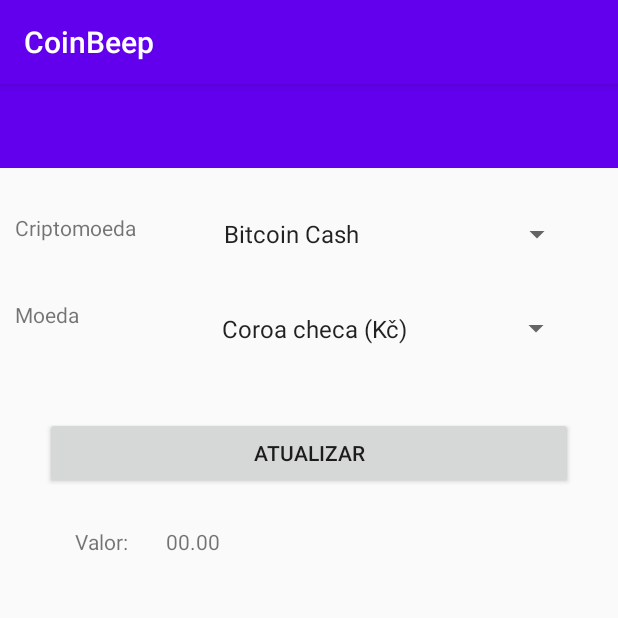
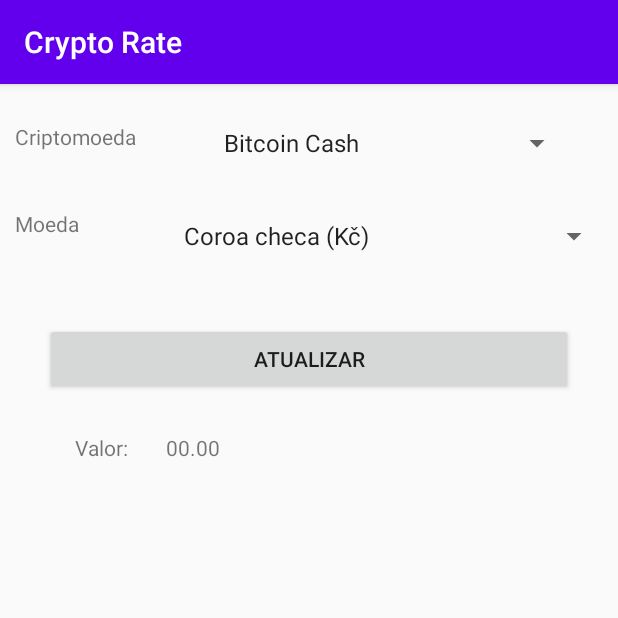
Before and after one commit to 6ust/criptoApp, an Android app: the screen it shows after launch (MainActivity), on a phone screen of 412 x 824 dp, the top half of it. Run offline under Robolectric (Android 15) with nearby library versions, the phone set to English and light mode, and no system bars.

Commit message:
Renomeação de nome do Aplicativo, Ajustes de Layout principal e Divisor de Milhar

```diff
--- a/app/src/main/java/com/example/coinbeep/AtualizacaoValores.java
+++ b/app/src/main/java/com/example/coinbeep/AtualizacaoValores.java
@@ -44,7 +44,6 @@ public class AtualizacaoValores {
     }
 
     public static Moeda atualizarValor(String id_base, String id_quote, String rate) throws JSONException, IOException {
-//        String api_key = "84B39D25-999C-48C8-AB21-7759D07D8071";
         String api_key = "C811103D-BD03-462E-8E72-CC8816C262CD";
 
         String resposta = request("https://rest.coinapi.io/v1/exchangerate/" + id_base + "/" + id_quote + "?apikey=" + api_key);
--- a/app/src/main/java/com/example/coinbeep/MainActivity.java
+++ b/app/src/main/java/com/example/coinbeep/MainActivity.java
@@ -17,6 +17,7 @@ import android.widget.Toast;
 import org.json.JSONException;
 
 import java.io.IOException;
+import java.text.DecimalFormat;
 import java.util.Locale;
 
 public class MainActivity extends AppCompatActivity {
@@ -36,12 +37,14 @@ public class MainActivity extends AppCompatActivity {
         TextView moedaValor = (TextView) findViewById(R.id.rate_value);
 
 
+        DecimalFormat df = new DecimalFormat(",###.##");
         Float moedaFloat = Float.parseFloat(moeda.getRate());
-        String rate = String.format("%.2f", moedaFloat);
-        moedaValor.setText(rate);
+
+        String rateStr = df.format(moedaFloat);
+
+        moedaValor.setText(rateStr);
     }
 
-    //ALTERAÇÃO DE MOEDA NOME PARA MOEDA ISO CODE
     private String getMoedaByCode(String name) {
         int i = -1;
         for (String cc: getResources().getStringArray(R.array.moedas_name)) {
--- a/app/src/main/res/layout/activity_main.xml
+++ b/app/src/main/res/layout/activity_main.xml
@@ -6,37 +6,27 @@
     android:layout_height="match_parent"
     tools:context=".MainActivity">
 
-    <androidx.appcompat.widget.Toolbar
-        android:id="@+id/toolbar"
-        android:layout_width="match_parent"
-        android:layout_height="wrap_content"
-        android:background="?attr/colorPrimary"
-        android:minHeight="?attr/actionBarSize"
-        android:theme="?attr/actionBarTheme"
-        app:layout_constraintStart_toStartOf="parent"
-        app:layout_constraintTop_toTopOf="parent" />
-
     <TextView
         android:id="@+id/tvCriptomoeda"
         android:layout_width="101dp"
         android:layout_height="28dp"
         android:layout_marginStart="10dp"
-        android:layout_marginTop="30dp"
+        android:layout_marginTop="25dp"
         android:text="@string/criptomoeda_lbl"
         app:layout_constraintStart_toStartOf="parent"
-        app:layout_constraintTop_toBottomOf="@+id/toolbar" />
+        app:layout_constraintTop_toTopOf="parent" />
 
     <Spinner
         android:id="@+id/spCriptomoeda"
         android:layout_width="0dp"
         android:layout_height="28dp"
         android:layout_marginStart="30dp"
-        android:layout_marginTop="30dp"
+        android:layout_marginTop="25dp"
         android:layout_marginEnd="30dp"
         android:entries="@array/criptomoedas_name_array"
         app:layout_constraintEnd_toEndOf="parent"
         app:layout_constraintStart_toEndOf="@+id/tvCriptomoeda"
-        app:layout_constraintTop_toBottomOf="@+id/toolbar" />
+        app:layout_constraintTop_toTopOf="parent" />
 
     <TextView
         android:id="@+id/tvMoeda"
@@ -50,8 +40,8 @@
 
     <Spinner
         android:id="@+id/spMoeda"
-        android:layout_width="241dp"
-        android:layout_height="38dp"
+        android:layout_width="292dp"
+        android:layout_height="36dp"
         android:layout_marginTop="30dp"
         android:entries="@array/moedas_name"
         app:layout_constraintEnd_toEndOf="parent"
--- a/app/src/main/res/values/strings.xml
+++ b/app/src/main/res/values/strings.xml
@@ -1,5 +1,5 @@
 <resources>
-    <string name="app_name">CoinBeep</string>
+    <string name="app_name">Crypto Rate</string>
     <string name="atualizar">Atualizar</string>
     <string name="valor">Valor</string>
     <string name="ip">IP</string>
@@ -7,9 +7,6 @@
     <string name="moeda_lbl">Moeda</string>
     <string name="rate_lbl">Valor: </string>
     <string name="rate_value"> 00.00 </string>
-
-    <!-- REMOVER MOEDA NAME E ISO CODE QUE NÃO TRAZEREM RESULTADOS   -->
-    <!-- EXEMPLO:  <item>Afegane afegão (؋)</item> E <item>AFN</item> -->
 
     <string-array name="moedas_name">
         <item>Coroa checa (Kč)</item>
```
